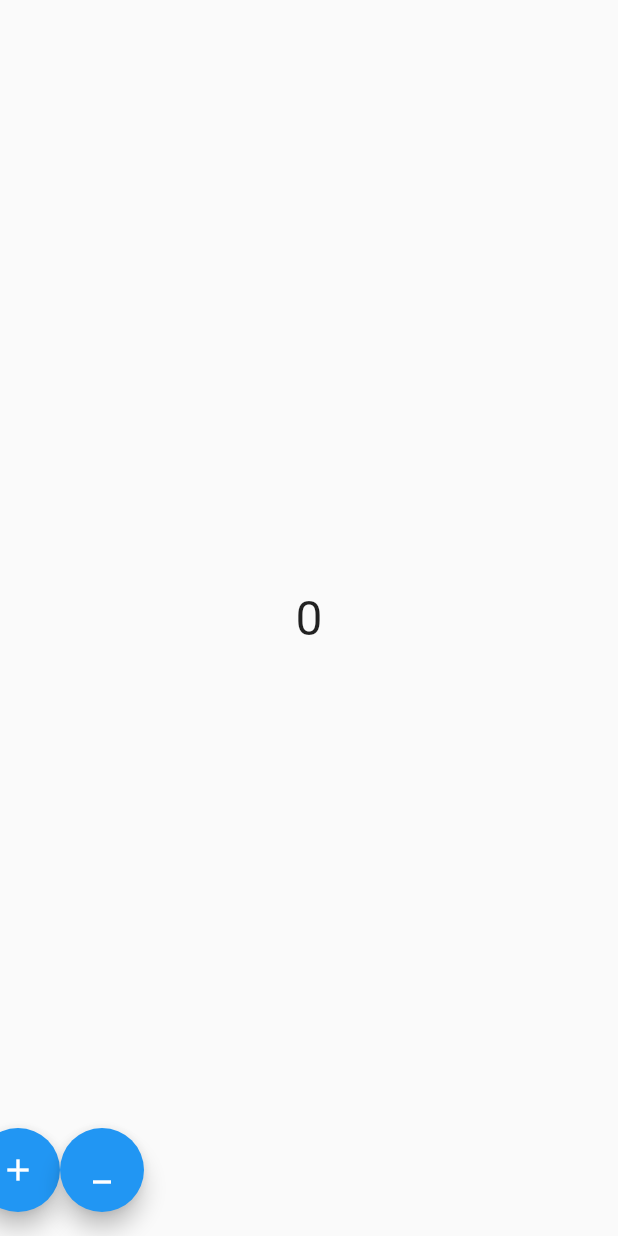
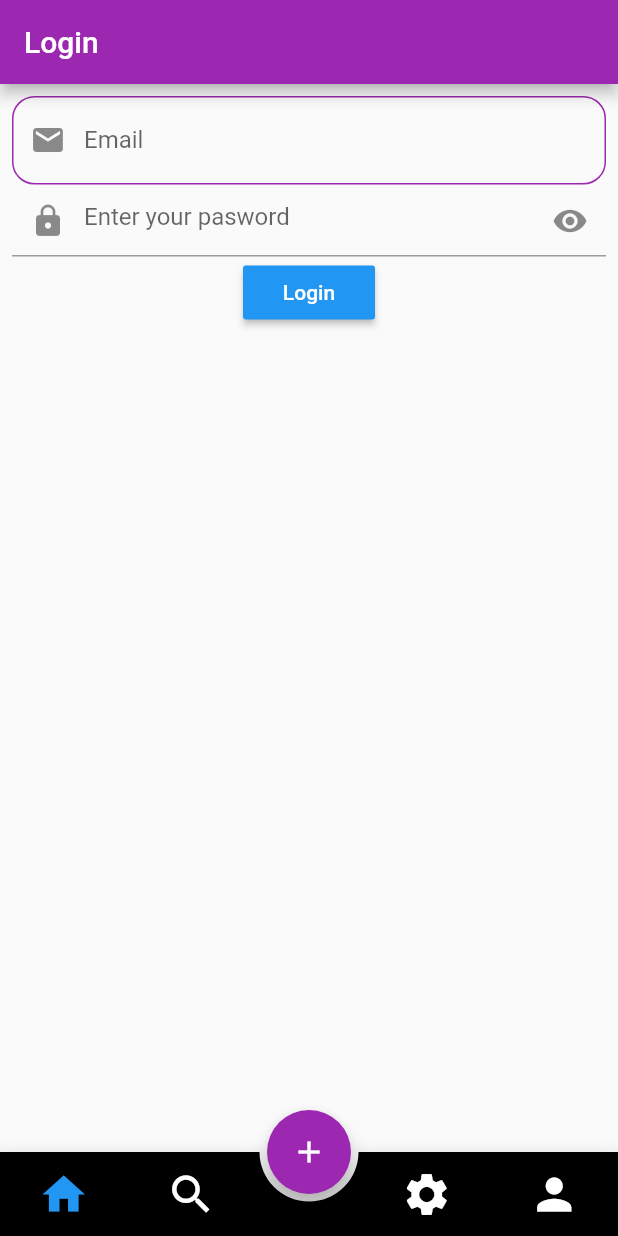
Before and after one commit to hmmisthisgood/july-morning, a Flutter app: the screen it shows after launch, on a phone screen of 412 x 824 dp. Run offline on Flutter 3.47's test engine with Material 2 defaults, Android fonts, the phone set to English and light mode, and no system bars; drawn by our look-alikes of animated_bottom_navigation_bar.

Commit message:
text field used

```diff
--- a/first_app/lib/main.dart
+++ b/first_app/lib/main.dart
@@ -1,6 +1,8 @@
+import 'package:first_app/screen/stful/tabview.dart';
 import 'package:flutter/material.dart';
 
 import 'screen/stful/basic_stateful_screen.dart';
+import 'screen/stful/bottom_nav_screen.dart';
 
 /// only one in a flutter project
 void main() {
@@ -13,7 +15,10 @@ class OurApp extends StatelessWidget {
     /// MaterialApp: only one in the whole app
     return MaterialApp(
       title: "Our app",
-      home: CounterScreen(),
+      theme: ThemeData(
+        primarySwatch: Colors.purple,
+      ),
+      home: DashboardScreen(),
     );
   }
 }
--- a/first_app/lib/screen/basics_widgets/followers_screen.dart
+++ b/first_app/lib/screen/basics_widgets/followers_screen.dart
@@ -24,6 +24,7 @@ class FollowersScreen extends StatelessWidget {
 
   @override
   Widget build(BuildContext context) {
+    print("build followers");
     return Scaffold(
       appBar: AppBar(
         title: Text("some_guy"),
--- /dev/null
+++ b/first_app/lib/screen/stful/bottom_nav_screen.dart
@@ -0,0 +1,87 @@
+import 'package:first_app/screen/basics_widgets/grid_view_screen.dart';
+import 'package:first_app/screen/basics_widgets/list_view_screen.dart';
+import 'package:first_app/screen/basics_widgets/stack_screen.dart';
+import 'package:first_app/screen/stful/basic_stateful_screen.dart';
+import 'package:first_app/screen/stful/tabview.dart';
+import 'package:flutter/material.dart';
+import 'package:animated_bottom_navigation_bar/animated_bottom_navigation_bar.dart';
+
+import '../basics_widgets/followers_screen.dart';
+import 'form_screen.dart';
+
+class DashboardScreen extends StatefulWidget {
+  const DashboardScreen({Key? key}) : super(key: key);
+
+  @override
+  State<DashboardScreen> createState() => DashboardScreenState();
+}
+
+class DashboardScreenState extends State<DashboardScreen> {
+  int _currentIndex = 0;
+  final iconsList = [Icons.home, Icons.search, Icons.settings, Icons.person];
+  final pageList = [
+    FormScreen(),
+    GridViewScreen(),
+    ListviewScreen(),
+    StackScreen()
+  ];
+  final PageController pageController = PageController();
+  @override
+  Widget build(BuildContext context) {
+    print("build");
+    return Scaffold(
+        // bottomNavigationBar: BottomNavigationBar(
+        //   onTap: (index) {
+        //     print("I am clicked, $index");
+        //     _currentIndex = index;
+        //     print("current index is: $_currentIndex");
+        //     setState(() {});
+        //   },
+        //   currentIndex: _currentIndex,
+        //   items: [
+        //     BottomNavigationBarItem(icon: Icon(Icons.home), label: "Home"),
+        //     BottomNavigationBarItem(icon: Icon(Icons.person), label: "Profile"),
+        //     BottomNavigationBarItem(icon: Icon(Icons.home), label: "Home"),
+        //   ],
+        // ),
+
+        floatingActionButton: FloatingActionButton(
+          onPressed: () {},
+          child: Icon(Icons.add),
+        ),
+        floatingActionButtonLocation: FloatingActionButtonLocation.centerDocked,
+        bottomNavigationBar: Container(
+          // color: Colors.yellow,
+          child: AnimatedBottomNavigationBar(
+            backgroundColor: Colors.black,
+            iconSize: 34,
+            notchMargin: 5,
+            notchSmoothness: NotchSmoothness.verySmoothEdge,
+            activeColor: Colors.blue,
+            inactiveColor: Colors.white,
+            gapLocation: GapLocation.center,
+            icons: iconsList,
+            activeIndex: _currentIndex,
+            onTap: (index) {
+              _currentIndex = index;
+              setState(() {});
+              pageController.jumpToPage(index);
+            },
+          ),
+        ),
+        body: PageView(
+          physics: NeverScrollableScrollPhysics(),
+          controller: pageController,
+          children: pageList,
+        )
+        //  pageList[_currentIndex],
+        );
+  }
+}
+
+// BottomNavigationBar
+// BottomAppBar
+// Custom bototm nav bar
+
+// Icons.home >> IconData = name of the icons
+// Icon(Icons.home) = widget
--- /dev/null
+++ b/first_app/lib/screen/stful/form_screen.dart
@@ -0,0 +1,97 @@
+import 'package:flutter/material.dart';
+import 'package:flutter/services.dart';
+
+class FormScreen extends StatefulWidget {
+  const FormScreen({Key? key}) : super(key: key);
+
+  @override
+  State<FormScreen> createState() => _FormScreenState();
+}
+
+class _FormScreenState extends State<FormScreen> {
+  bool hidePassword = true;
+  final emailController = TextEditingController();
+  @override
+  Widget build(BuildContext context) {
+    print("build form");
+    return Scaffold(
+      appBar: AppBar(title: Text("Login")),
+      body: Padding(
+        padding: const EdgeInsets.all(8.0),
+        child: Column(
+          children: [
+            TextField(
+              // maxLines: 5
+              controller: emailController,
+              keyboardType: TextInputType.emailAddress,
+              textInputAction: TextInputAction.next,
+
+              onChanged: (val) {
+                print(val);
+              },
+              onSubmitted: (val) {},
+
+              autocorrect: false,
+
+              decoration: InputDecoration(
+                hintText: "Enter your email",
+                hintStyle: TextStyle(color: Colors.grey),
+                // enabled: false,
+                // fillColor: Colors.black,
+                labelText: "Email",
+
+                prefixIcon: Icon(Icons.email),
+                border:
+                    OutlineInputBorder(borderRadius: BorderRadius.circular(15)),
+                focusedErrorBorder: OutlineInputBorder(
+                    borderRadius: BorderRadius.circular(15),
+                    borderSide: BorderSide(color: Colors.red)),
+                enabledBorder: OutlineInputBorder(
+                    borderRadius: BorderRadius.circular(15),
+                    borderSide: BorderSide(color: Colors.purple)),
+                disabledBorder: OutlineInputBorder(
+                    borderRadius: BorderRadius.circular(15),
+                    borderSide: BorderSide(color: Colors.black)),
+                focusedBorder: OutlineInputBorder(
+                    borderRadius: BorderRadius.circular(15),
+                    borderSide: BorderSide(color: Colors.green)),
+              ),
+            ),
+            TextField(
+              obscureText: hidePassword,
+              decoration: InputDecoration(
+                hintText: "Enter your pasword",
+                prefixIcon: Icon(Icons.lock),
+                suffixIcon: InkWell(
+                    onTap: () {
+                      hidePassword = !hidePassword;
+                      setState(() {});
+                    },
+                    child: Icon(Icons.visibility)),
+              ),
+            ),
+            MaterialButton(
+              color: Colors.blue,
+              onPressed: () {
+                // emailController.clear();
+
+                final email = emailController.text;
+
+                print("email is $email");
+              },
+              child: Text(
+                "Login",
+                style: TextStyle(color: Colors.white),
+              ),
+            )
+          ],
+        ),
+      ),
+    );
+  }
+}
+
+
+/// Form  : not visible in ui
+/// TextField : each input field
+/// TextFormField : like textfield
--- a/first_app/pubspec.yaml
+++ b/first_app/pubspec.yaml
@@ -12,6 +12,7 @@ dependencies:
   cupertino_icons: ^1.0.2
   http:
   qr_flutter: ^4.0.0
+  animated_bottom_navigation_bar: ^1.0.1
 
 
 
```
Also changed, not shown: first_app/lib/screen/stful/basic_stateful_screen.dart (+7 -0 lines), first_app/lib/screen/stful/tabview.dart (added, +130 -0 lines), first_app/pubspec.lock.
